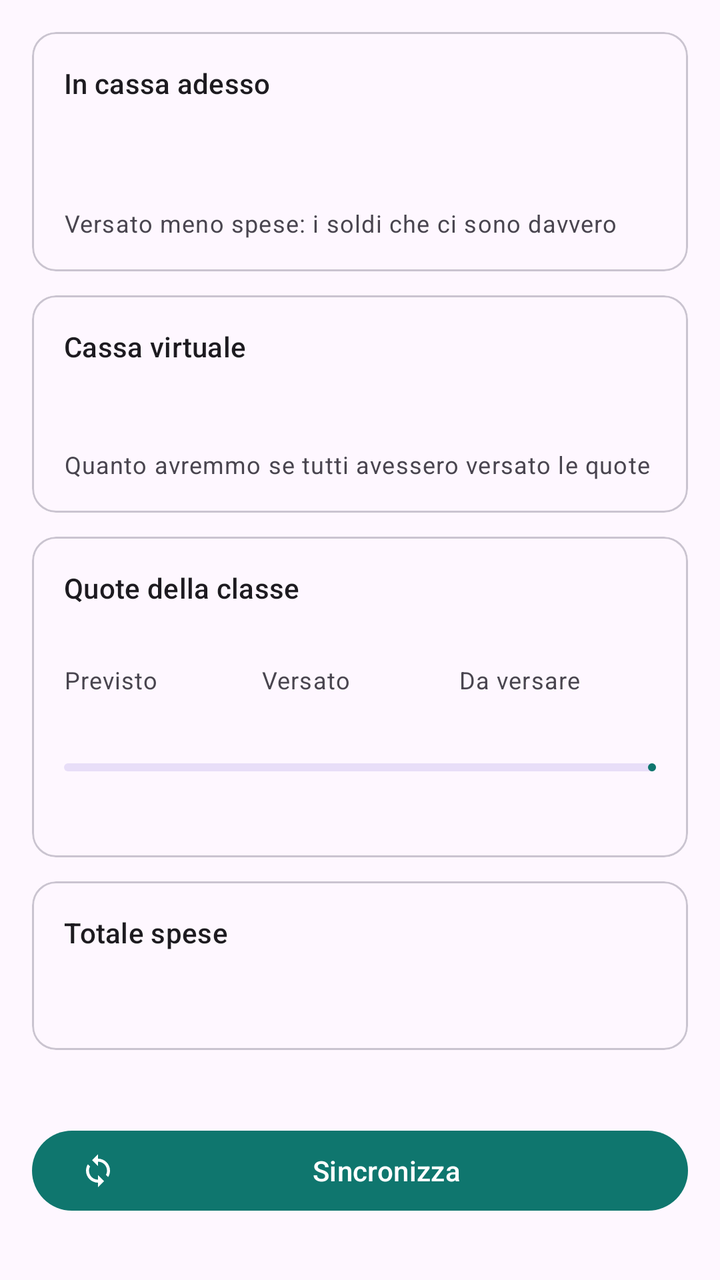
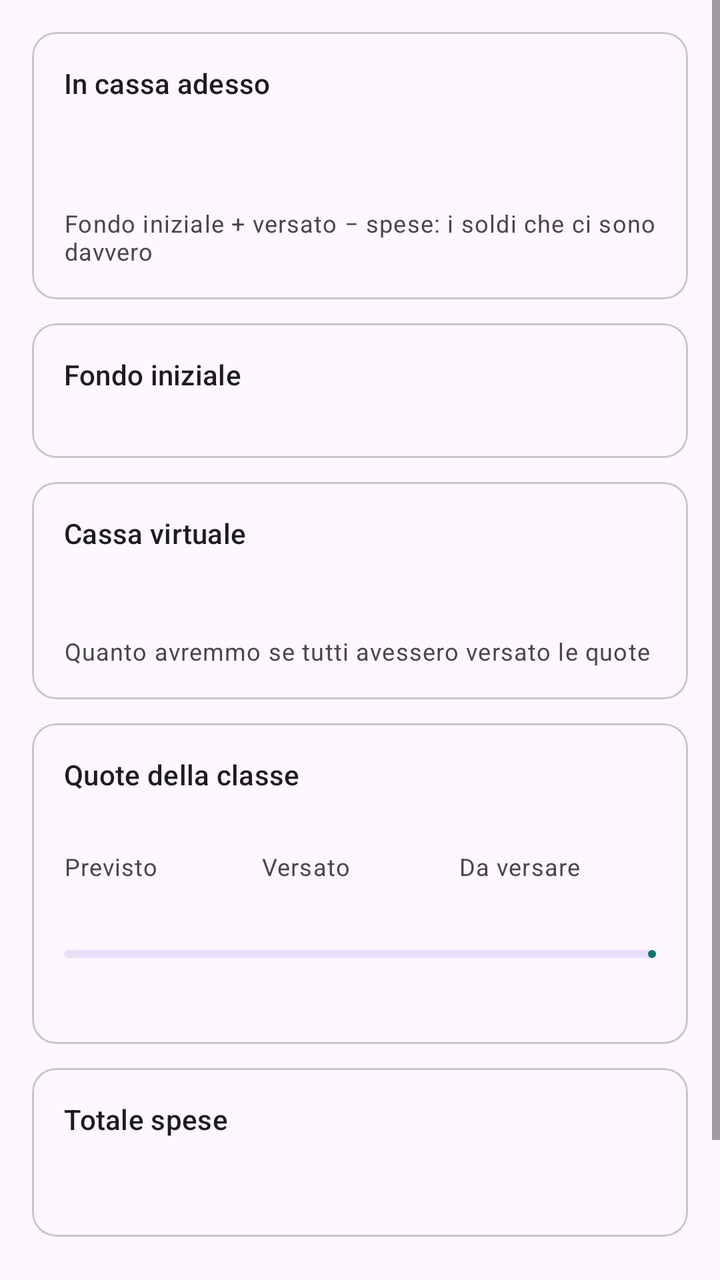

Before-and-after screenshots of an Android layout around one commit, followed by the original layout XML and the change that was made.
<!-- AndroidManifest.xml: application theme Theme.Fondocassa -->
<!-- res/layout/fragment_riepilogo.xml -->
<?xml version="1.0" encoding="utf-8"?>
<ScrollView xmlns:android="http://schemas.android.com/apk/res/android"
    xmlns:app="http://schemas.android.com/apk/res-auto"
    android:layout_width="match_parent"
    android:layout_height="match_parent">

    <LinearLayout
        android:layout_width="match_parent"
        android:layout_height="wrap_content"
        android:orientation="vertical"
        android:padding="16dp">

        
        <com.google.android.material.card.MaterialCardView
            android:layout_width="match_parent"
            android:layout_height="wrap_content"
            android:layout_marginBottom="12dp">

            <LinearLayout
                android:layout_width="match_parent"
                android:layout_height="wrap_content"
                android:orientation="vertical"
                android:padding="16dp">

                <TextView
                    android:layout_width="wrap_content"
                    android:layout_height="wrap_content"
                    android:text="@string/cassa_reale"
                    android:textAppearance="?attr/textAppearanceLabelLarge" />

                <TextView
                    android:id="@+id/testo_cassa_reale"
                    android:layout_width="wrap_content"
                    android:layout_height="wrap_content"
                    android:layout_marginTop="4dp"
                    android:textAppearance="?attr/textAppearanceDisplaySmall" />

                <TextView
                    android:layout_width="wrap_content"
                    android:layout_height="wrap_content"
                    android:text="@string/cassa_reale_nota"
                    android:textAppearance="?attr/textAppearanceBodySmall" />
            </LinearLayout>
        </com.google.android.material.card.MaterialCardView>

        
        <com.google.android.material.card.MaterialCardView
            android:layout_width="match_parent"
            android:layout_height="wrap_content"
            android:layout_marginBottom="12dp">

            <LinearLayout
                android:layout_width="match_parent"
                android:layout_height="wrap_content"
                android:orientation="vertical"
                android:padding="16dp">

                <TextView
                    android:layout_width="wrap_content"
                    android:layout_height="wrap_content"
                    android:text="@string/cassa_virtuale"
                    android:textAppearance="?attr/textAppearanceLabelLarge" />

                <TextView
                    android:id="@+id/testo_cassa_virtuale"
                    android:layout_width="wrap_content"
                    android:layout_height="wrap_content"
                    android:layout_marginTop="4dp"
                    android:textAppearance="?attr/textAppearanceHeadlineMedium" />

                <TextView
                    android:layout_width="wrap_content"
                    android:layout_height="wrap_content"
                    android:text="@string/cassa_virtuale_nota"
                    android:textAppearance="?attr/textAppearanceBodySmall" />
            </LinearLayout>
        </com.google.android.material.card.MaterialCardView>

        
        <com.google.android.material.card.MaterialCardView
            android:layout_width="match_parent"
            android:layout_height="wrap_content"
            android:layout_marginBottom="12dp">

            <LinearLayout
                android:layout_width="match_parent"
                android:layout_height="wrap_content"
                android:orientation="vertical"
                android:padding="16dp">

                <TextView
                    android:layout_width="wrap_content"
                    android:layout_height="wrap_content"
                    android:text="@string/quote_titolo"
                    android:textAppearance="?attr/textAppearanceLabelLarge" />

                <TextView
                    android:id="@+id/testo_quote_dettaglio"
                    android:layout_width="wrap_content"
                    android:layout_height="wrap_content"
                    android:layout_marginBottom="12dp"
                    android:textAppearance="?attr/textAppearanceBodySmall" />

                <LinearLayout
                    android:layout_width="match_parent"
                    android:layout_height="wrap_content"
                    android:orientation="horizontal">

                    <LinearLayout
                        android:layout_width="0dp"
                        android:layout_height="wrap_content"
                        android:layout_weight="1"
                        android:orientation="vertical">

                        <TextView
                            android:layout_width="wrap_content"
                            android:layout_height="wrap_content"
                            android:text="@string/quote_previsto"
                            android:textAppearance="?attr/textAppearanceBodySmall" />

                        <TextView
                            android:id="@+id/testo_previsto"
                            android:layout_width="wrap_content"
                            android:layout_height="wrap_content"
                            android:textAppearance="?attr/textAppearanceTitleMedium" />
                    </LinearLayout>

                    <LinearLayout
                        android:layout_width="0dp"
                        android:layout_height="wrap_content"
                        android:layout_weight="1"
                        android:orientation="vertical">

                        <TextView
                            android:layout_width="wrap_content"
                            android:layout_height="wrap_content"
                            android:text="@string/quote_versato"
                            android:textAppearance="?attr/textAppearanceBodySmall" />

                        <TextView
                            android:id="@+id/testo_versato"
                            android:layout_width="wrap_content"
                            android:layout_height="wrap_content"
                            android:textAppearance="?attr/textAppearanceTitleMedium" />
                    </LinearLayout>

                    <LinearLayout
                        android:layout_width="0dp"
                        android:layout_height="wrap_content"
                        android:layout_weight="1"
                        android:orientation="vertical">

                        <TextView
                            android:layout_width="wrap_content"
                            android:layout_height="wrap_content"
                            android:text="@string/quote_da_versare"
                            android:textAppearance="?attr/textAppearanceBodySmall" />

                        <TextView
                            android:id="@+id/testo_da_versare"
                            android:layout_width="wrap_content"
                            android:layout_height="wrap_content"
                            android:textAppearance="?attr/textAppearanceTitleMedium" />
                    </LinearLayout>
                </LinearLayout>

                <com.google.android.material.progressindicator.LinearProgressIndicator
                    android:id="@+id/avanzamento"
                    android:layout_width="match_parent"
                    android:layout_height="wrap_content"
                    android:layout_marginTop="12dp"
                    android:max="100" />

                <TextView
                    android:id="@+id/testo_in_regola"
                    android:layout_width="wrap_content"
                    android:layout_height="wrap_content"
                    android:layout_marginTop="8dp"
                    android:textAppearance="?attr/textAppearanceBodyMedium" />
            </LinearLayout>
        </com.google.android.material.card.MaterialCardView>

        <com.google.android.material.card.MaterialCardView
            android:layout_width="match_parent"
            android:layout_height="wrap_content"
            android:layout_marginBottom="12dp">

            <LinearLayout
                android:layout_width="match_parent"
                android:layout_height="wrap_content"
                android:orientation="vertical"
                android:padding="16dp">

                <TextView
                    android:layout_width="wrap_content"
                    android:layout_height="wrap_content"
                    android:text="@string/totale_uscite"
                    android:textAppearance="?attr/textAppearanceLabelLarge" />

                <TextView
                    android:id="@+id/testo_uscite"
                    android:layout_width="wrap_content"
                    android:layout_height="wrap_content"
                    android:layout_marginTop="4dp"
                    android:textAppearance="?attr/textAppearanceTitleLarge" />
            </LinearLayout>
        </com.google.android.material.card.MaterialCardView>

        <TextView
            android:id="@+id/testo_sync"
            android:layout_width="match_parent"
            android:layout_height="wrap_content"
            android:layout_marginBottom="8dp"
            android:textAppearance="?attr/textAppearanceBodySmall" />

        <com.google.android.material.button.MaterialButton
            android:id="@+id/bottone_sincronizza"
            android:layout_width="match_parent"
            android:layout_height="wrap_content"
            android:text="@string/azione_sincronizza"
            app:icon="@drawable/ic_sync" />
    </LinearLayout>
</ScrollView>
<!-- resources referenced by this layout -->
<resources>
  <!-- drawable ic_sync (drawable) -->
  <?xml version="1.0" encoding="utf-8"?>
  <vector xmlns:android="http://schemas.android.com/apk/res/android"
      android:width="24dp"
      android:height="24dp"
      android:tint="?attr/colorControlNormal"
      android:viewportWidth="24"
      android:viewportHeight="24">
      <path
          android:fillColor="@android:color/white"
          android:pathData="M12,4V1L8,5l4,4V6c3.31,0 6,2.69 6,6 0,1.01 -0.25,1.97 -0.7,2.8l1.46,1.46C19.54,15.03 20,13.57 20,12c0,-4.42 -3.58,-8 -8,-8zm0,14c-3.31,0 -6,-2.69 -6,-6 0,-1.01 0.25,-1.97 0.7,-2.8L5.24,7.74C4.46,8.97 4,10.43 4,12c0,4.42 3.58,8 8,8v3l4,-4 -4,-4v3z" />
  </vector>
  <string name="azione_sincronizza">Sincronizza</string>
  <string name="cassa_reale">In cassa adesso</string>
  <string name="cassa_reale_nota">Versato meno spese: i soldi che ci sono davvero</string>
  <string name="cassa_virtuale">Cassa virtuale</string>
  <string name="cassa_virtuale_nota">Quanto avremmo se tutti avessero versato le quote</string>
  <string name="quote_da_versare">Da versare</string>
  <string name="quote_previsto">Previsto</string>
  <string name="quote_titolo">Quote della classe</string>
  <string name="quote_versato">Versato</string>
  <string name="totale_uscite">Totale spese</string>
  <style name="Theme.Fondocassa" parent="Theme.Material3.DayNight.NoActionBar">
          <item name="colorPrimary">@color/verde</item>
          <item name="colorOnPrimary">@android:color/white</item>
          <item name="colorSecondary">@color/verde</item>
      </style>
  <color name="verde">#0F766E</color>
</resources>

<!-- the commit's change to res/layout/fragment_riepilogo.xml (unified diff, before → after) -->
@@ -45,6 +45,50 @@
 
         
         <com.google.android.material.card.MaterialCardView
+            android:id="@+id/card_fondo_iniziale"
+            android:layout_width="match_parent"
+            android:layout_height="wrap_content"
+            android:layout_marginBottom="12dp"
+            android:clickable="true"
+            android:focusable="true">
+
+            <LinearLayout
+                android:layout_width="match_parent"
+                android:layout_height="wrap_content"
+                android:orientation="horizontal"
+                android:padding="16dp">
+
+                <LinearLayout
+                    android:layout_width="0dp"
+                    android:layout_height="wrap_content"
+                    android:layout_weight="1"
+                    android:orientation="vertical">
+
+                    <TextView
+                        android:layout_width="wrap_content"
+                        android:layout_height="wrap_content"
+                        android:text="@string/fondo_iniziale"
+                        android:textAppearance="?attr/textAppearanceLabelLarge" />
+
+                    <TextView
+                        android:id="@+id/testo_fondo_dettaglio"
+                        android:layout_width="wrap_content"
+                        android:layout_height="wrap_content"
+                        android:textAppearance="?attr/textAppearanceBodySmall" />
+                </LinearLayout>
+
+                <TextView
+                    android:id="@+id/testo_fondo_iniziale"
+                    android:layout_width="wrap_content"
+                    android:layout_height="wrap_content"
+                    android:layout_gravity="center_vertical"
+                    android:layout_marginStart="12dp"
+                    android:textAppearance="?attr/textAppearanceTitleLarge" />
+            </LinearLayout>
+        </com.google.android.material.card.MaterialCardView>
+
+        
+        <com.google.android.material.card.MaterialCardView
             android:layout_width="match_parent"
             android:layout_height="wrap_content"
             android:layout_marginBottom="12dp">
<!-- resource entries referenced after the edit -->
@@ -14,9 +14,10 @@
   </vector>
   <string name="azione_sincronizza">Sincronizza</string>
   <string name="cassa_reale">In cassa adesso</string>
-  <string name="cassa_reale_nota">Versato meno spese: i soldi che ci sono davvero</string>
+  <string name="cassa_reale_nota">Fondo iniziale + versato − spese: i soldi che ci sono davvero</string>
   <string name="cassa_virtuale">Cassa virtuale</string>
   <string name="cassa_virtuale_nota">Quanto avremmo se tutti avessero versato le quote</string>
+  <string name="fondo_iniziale">Fondo iniziale</string>
   <string name="quote_da_versare">Da versare</string>
   <string name="quote_previsto">Previsto</string>
   <string name="quote_titolo">Quote della classe</string>
